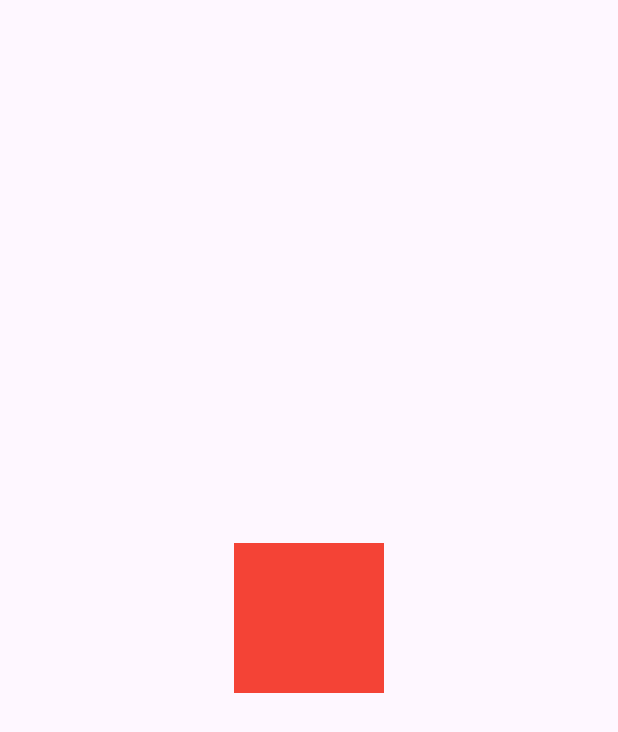
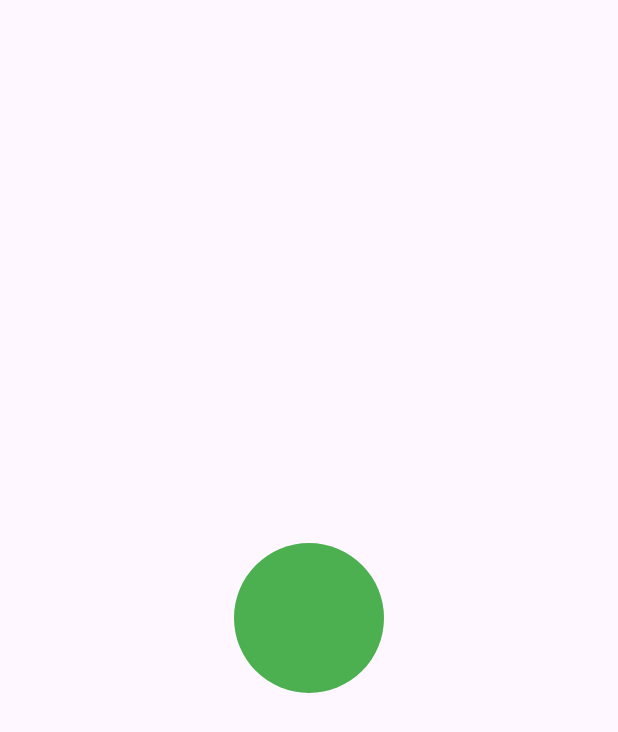
Before and after one commit to yykdev/orm_flutter_beginner, a Flutter app: the SensorApp screen opened directly, on a phone screen of 412 x 824 dp. Shown: the top 732 px of the screen. Run offline on Flutter 3.47's test engine with Material 3 defaults, Android fonts, the phone set to English and light mode, and no system bars; our stand-ins replace image_picker.

Commit message:
BoxDecoration 컬러 관련 셋팅

```diff
--- a/lib/inflearn/tilt_sensor3/main_screen.dart
+++ b/lib/inflearn/tilt_sensor3/main_screen.dart
@@ -20,7 +20,10 @@ class _SensorAppState extends State<SensorApp> {
             left: centerX,
             top: centerY,
             child: Container(
-              color: Colors.red,
+              decoration: const BoxDecoration(
+                color: Colors.green,
+                shape: BoxShape.circle,
+              ),
               width: 100,
               height: 100,
             ),
```
